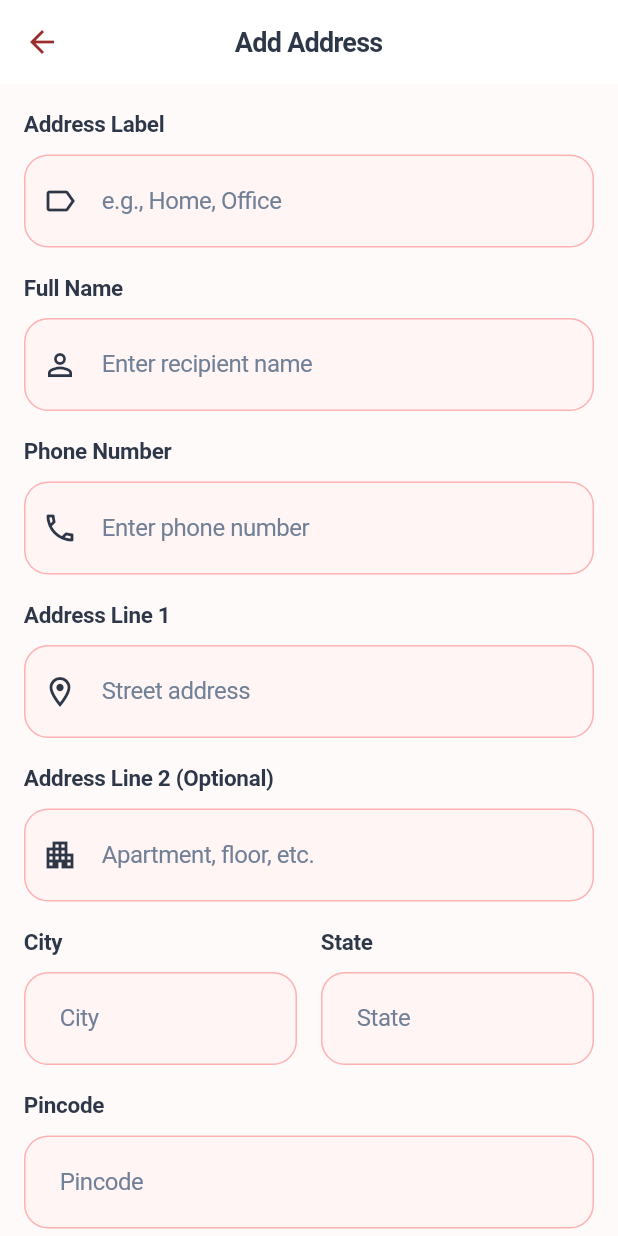
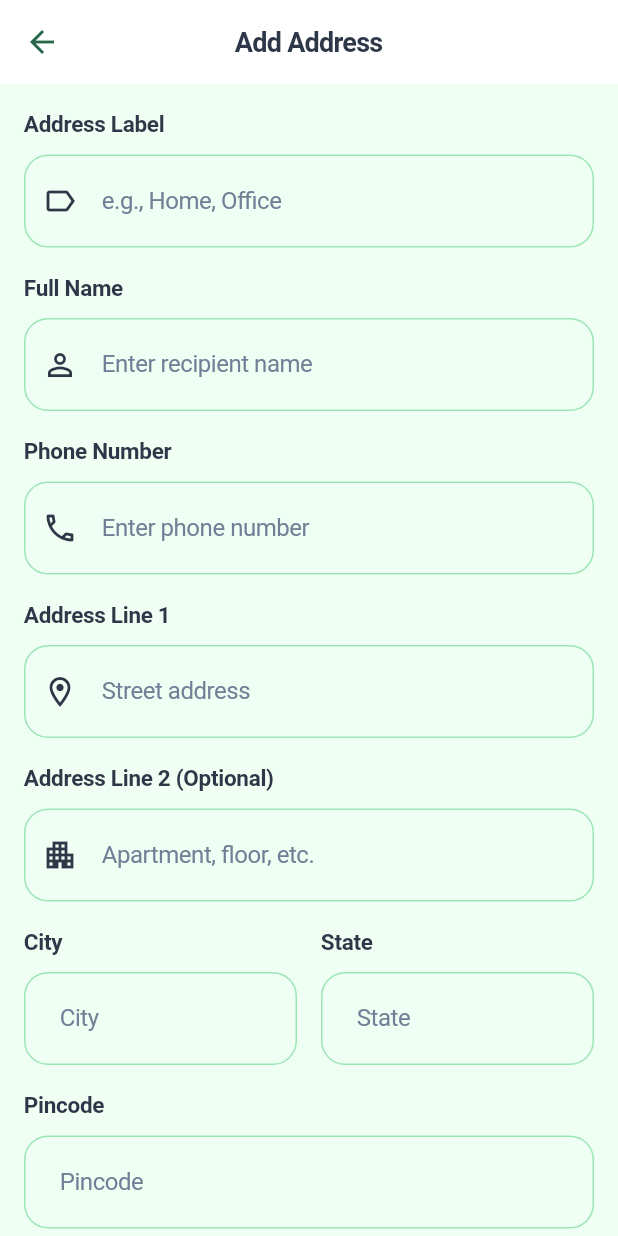
Before and after one commit to rohitsharma342/fnp, a Flutter app: the AddAddressScreen screen opened by its route, on a phone screen of 412 x 824 dp. Run offline on Flutter 3.47's test engine with Material 3 defaults, Android fonts, the phone set to English and light mode, and no system bars; our stand-ins replace cached_network_image, smooth_page_indicator; network calls fail; Roboto replaces fonts that are missing (SF Pro Display).

Commit message:
Updated project for fnp

```diff
--- a/lib/config/theme.dart
+++ b/lib/config/theme.dart
@@ -2,32 +2,32 @@ import 'package:flutter/material.dart';
 import 'package:flutter/services.dart';
 
 class AppTheme {
-  // Primary red color palette - Enhanced red theme
-  static const Color primaryColor = Color(0xFFE53E3E); // Vibrant red
-  static const Color secondaryColor = Color(0xFFFC8181); // Lighter red
-  static const Color accentColor = Color(0xFFFED7D7); // Very light red
-  static const Color backgroundColor = Color(0xFFFFFAFA); // Warm white
+  // Primary green color palette - Enhanced green theme
+  static const Color primaryColor = Color(0xFF38A169); // Vibrant green
+  static const Color secondaryColor = Color(0xFF68D391); // Lighter green
+  static const Color accentColor = Color(0xFFC6F6D5); // Very light green
+  static const Color backgroundColor = Color(0xFFF0FFF4); // Warm white with green tint
   static const Color surfaceColor = Colors.white;
   static const Color textPrimary = Color(0xFF2D3748); // Dark gray
   static const Color textSecondary = Color(0xFF718096); // Medium gray
   static const Color successColor = Color(0xFF38A169); // Green
   static const Color errorColor = Color(0xFFE53E3E); // Red for errors
   static const Color warningColor = Color(0xFFD69E2E); // Amber
-  static const Color darkRed = Color(0xFF9B2C2C); // Dark red
-  static const Color lightRed = Color(0xFFFFF5F5); // Very light red background
-  static const Color mediumRed = Color(0xFFE53E3E); // Medium red
+  static const Color darkGreen = Color(0xFF276749); // Dark green
+  static const Color lightGreen = Color(0xFFF0FFF4); // Very light green background
+  static const Color mediumGreen = Color(0xFF38A169); // Medium green
 
-  // Enhanced red shades for variety
-  static const Color redShade50 = Color(0xFFFFF5F5);
-  static const Color redShade100 = Color(0xFFFED7D7);
-  static const Color redShade200 = Color(0xFFFEB2B2);
-  static const Color redShade300 = Color(0xFFFC8181);
-  static const Color redShade400 = Color(0xFFF56565);
-  static const Color redShade500 = Color(0xFFE53E3E);
-  static const Color redShade600 = Color(0xFFC53030);
-  static const Color redShade700 = Color(0xFF9B2C2C);
-  static const Color redShade800 = Color(0xFF822727);
-  static const Color redShade900 = Color(0xFF63171B);
+  // Enhanced green shades for variety
+  static const Color greenShade50 = Color(0xFFF0FFF4);
+  static const Color greenShade100 = Color(0xFFC6F6D5);
+  static const Color greenShade200 = Color(0xFF9AE6B4);
+  static const Color greenShade300 = Color(0xFF68D391);
+  static const Color greenShade400 = Color(0xFF48BB78);
+  static const Color greenShade500 = Color(0xFF38A169);
+  static const Color greenShade600 = Color(0xFF2F855A);
+  static const Color greenShade700 = Color(0xFF276749);
+  static const Color greenShade800 = Color(0xFF22543D);
+  static const Color greenShade900 = Color(0xFF1C4532);
 
   static ThemeData lightTheme = ThemeData(
     useMaterial3: true,
@@ -42,11 +42,11 @@ class AppTheme {
       onSurface: textPrimary,
       onBackground: textPrimary,
       tertiary: accentColor,
-      outline: darkRed,
-      primaryContainer: redShade100,
-      onPrimaryContainer: redShade800,
-      secondaryContainer: redShade50,
-      onSecondaryContainer: redShade700,
+      outline: darkGreen,
+      primaryContainer: greenShade100,
+      onPrimaryContainer: greenShade800,
+      secondaryContainer: greenShade50,
+      onSecondaryContainer: greenShade700,
     ),
     scaffoldBackgroundColor: backgroundColor,
     fontFamily: 'SF Pro Display', // iOS-style font
@@ -63,7 +63,7 @@ class AppTheme {
         letterSpacing: -0.5,
       ),
       iconTheme: const IconThemeData(
-        color: darkRed,
+        color: darkGreen,
         size: 24,
       ),
       systemOverlayStyle: const SystemUiOverlayStyle(
@@ -91,8 +91,8 @@ class AppTheme {
     ),
     outlinedButtonTheme: OutlinedButtonThemeData(
       style: OutlinedButton.styleFrom(
-        foregroundColor: darkRed,
-        side: const BorderSide(color: darkRed, width: 2),
+        foregroundColor: darkGreen,
+        side: const BorderSide(color: darkGreen, width: 2),
         padding: const EdgeInsets.symmetric(horizontal: 32, vertical: 16),
         shape: RoundedRectangleBorder(
           borderRadius: BorderRadius.circular(16),
@@ -107,7 +107,7 @@ class AppTheme {
     ),
     textButtonTheme: TextButtonThemeData(
       style: TextButton.styleFrom(
-        foregroundColor: darkRed,
+        foregroundColor: darkGreen,
         padding: const EdgeInsets.symmetric(horizontal: 24, vertical: 12),
         textStyle: const TextStyle(
           fontSize: 16,
@@ -121,15 +121,15 @@ class AppTheme {
     ),
     inputDecorationTheme: InputDecorationTheme(
       filled: true,
-      fillColor: redShade50,
+      fillColor: greenShade50,
       contentPadding: const EdgeInsets.symmetric(horizontal: 20, vertical: 18),
       border: OutlineInputBorder(
         borderRadius: BorderRadius.circular(16),
-        borderSide: BorderSide(color: redShade200),
+        borderSide: BorderSide(color: greenShade200),
       ),
       enabledBorder: OutlineInputBorder(
         borderRadius: BorderRadius.circular(16),
-        borderSide: BorderSide(color: redShade200),
+        borderSide: BorderSide(color: greenShade200),
       ),
       focusedBorder: OutlineInputBorder(
         borderRadius: BorderRadius.circular(16),
@@ -149,7 +149,7 @@ class AppTheme {
         fontWeight: FontWeight.w400,
       ),
       labelStyle: TextStyle(
-        color: darkRed,
+        color: darkGreen,
         fontSize: 16,
         fontWeight: FontWeight.w500,
       ),
@@ -160,7 +160,7 @@ class AppTheme {
       shadowColor: primaryColor.withOpacity(0.1),
       shape: RoundedRectangleBorder(
         borderRadius: BorderRadius.circular(20),
-        side: BorderSide(color: redShade100, width: 1),
+        side: BorderSide(color: greenShade100, width: 1),
       ),
       margin: const EdgeInsets.symmetric(horizontal: 6, vertical: 6),
     ),
@@ -182,10 +182,10 @@ class AppTheme {
       ),
     ),
     chipTheme: ChipThemeData(
-      backgroundColor: redShade50,
-      selectedColor: redShade300,
+      backgroundColor: greenShade50,
+      selectedColor: greenShade300,
       labelStyle: TextStyle(
-        color: darkRed,
+        color: darkGreen,
         fontWeight: FontWeight.w500,
         fontSize: 14,
       ),
@@ -197,7 +197,7 @@ class AppTheme {
       shape: RoundedRectangleBorder(
         borderRadius: BorderRadius.circular(28),
       ),
-      side: BorderSide(color: redShade300, width: 1.5),
+      side: BorderSide(color: greenShade300, width: 1.5),
       elevation: 1,
       pressElevation: 2,
     ),
@@ -248,10 +248,10 @@ class AppTheme {
     ),
     sliderTheme: SliderThemeData(
       activeTrackColor: primaryColor,
-      inactiveTrackColor: redShade200,
-      thumbColor: darkRed,
+      inactiveTrackColor: greenShade200,
+      thumbColor: darkGreen,
       overlayColor: primaryColor.withOpacity(0.2),
-      valueIndicatorColor: darkRed,
+      valueIndicatorColor: darkGreen,
       valueIndicatorTextStyle: const TextStyle(
         color: Colors.white,
         fontWeight: FontWeight.w600,
@@ -259,11 +259,11 @@ class AppTheme {
     ),
     progressIndicatorTheme: ProgressIndicatorThemeData(
       color: primaryColor,
-      linearTrackColor: redShade200,
-      circularTrackColor: redShade200,
+      linearTrackColor: greenShade200,
+      circularTrackColor: greenShade200,
     ),
     snackBarTheme: SnackBarThemeData(
-      backgroundColor: darkRed,
+      backgroundColor: darkGreen,
       contentTextStyle: const TextStyle(
         color: Colors.white,
         fontWeight: FontWeight.w500,
@@ -274,18 +274,18 @@ class AppTheme {
       ),
       behavior: SnackBarBehavior.floating,
       elevation: 6,
-      actionTextColor: redShade200,
+      actionTextColor: greenShade200,
     ),
     dividerTheme: DividerThemeData(
-      color: redShade200,
+      color: greenShade200,
       thickness: 1,
       space: 1,
     ),
     listTileTheme: ListTileThemeData(
-      iconColor: darkRed,
+      iconColor: darkGreen,
       textColor: textPrimary,
       tileColor: surfaceColor,
-      selectedTileColor: redShade50,
+      selectedTileColor: greenShade50,
       selectedColor: primaryColor,
       shape: RoundedRectangleBorder(
         borderRadius: BorderRadius.circular(14),
@@ -340,7 +340,7 @@ class AppTheme {
       ),
     ),
     iconTheme: IconThemeData(
-      color: darkRed,
+      color: darkGreen,
       size: 24,
     ),
     primaryIconTheme: IconThemeData(
@@ -433,14 +433,14 @@ class AppTheme {
         height: 1.4,
       ),
       labelLarge: TextStyle(
-        color: darkRed,
+        color: darkGreen,
         fontSize: 15,
         fontWeight: FontWeight.w600,
         letterSpacing: -0.2,
         height: 1.4,
       ),
       labelMedium: TextStyle(
-        color: darkRed,
+        color: darkGreen,
         fontSize: 13,
         fontWeight: FontWeight.w500,
         letterSpacing: -0.1,
@@ -456,85 +456,85 @@ class AppTheme {
     ),
   );
 
-  // Enhanced dark theme with red accents
+  // Enhanced dark theme with green accents
   static ThemeData darkTheme = ThemeData(
     useMaterial3: true,
     brightness: Brightness.dark,
     colorScheme: ColorScheme.dark(
-      primary: redShade400,
-      secondary: redShade300,
+      primary: greenShade400,
+      secondary: greenShade300,
       surface: const Color(0xFF1A1A1A),
       background: const Color(0xFF0F0F0F),
-      error: redShade400,
+      error: errorColor,
       onPrimary: Colors.white,
       onSecondary: Colors.white,
       onSurface: Colors.white,
       onBackground: Colors.white,
-      tertiary: redShade900,
-      outline: redShade300,
-      primaryContainer: redShade800,
-      onPrimaryContainer: redShade100,
-      secondaryContainer: redShade900,
-      onSecondaryContainer: redShade200,
+      tertiary: greenShade900,
+      outline: greenShade300,
+      primaryContainer: greenShade800,
+      onPrimaryContainer: greenShade100,
+      secondaryContainer: greenShade900,
+      onSecondaryContainer: greenShade200,
     ),
     scaffoldBackgroundColor: const Color(0xFF0F0F0F),
     fontFamily: 'SF Pro Display',
   );
 
-  // Enhanced utility methods for red color variations
-  static Color getRedShade(int shade) {
+  // Enhanced utility methods for green color variations
+  static Color getGreenShade(int shade) {
     switch (shade) {
-      case 50: return redShade50;
-      case 100: return redShade100;
-      case 200: return redShade200;
-      case 300: return redShade300;
-      case 400: return redShade400;
-      case 500: return redShade500;
-      case 600: return redShade600;
-      case 700: return redShade700;
-      case 800: return redShade800;
-      case 900: return redShade900;
+      case 50: return greenShade50;
+      case 100: return greenShade100;
+      case 200: return greenShade200;
+      case 300: return greenShade300;
+      case 400: return greenShade400;
+      case 500: return greenShade500;
+      case 600: return greenShade600;
+      case 700: return greenShade700;
+      case 800: return greenShade800;
+      case 900: return greenShade900;
       default: return primaryColor;
     }
   }
 
-  static Color getRedWithOpacity(double opacity) {
+  static Color getGreenWithOpacity(double opacity) {
     return primaryColor.withOpacity(opacity);
   }
 
-  static LinearGradient getRedGradient() {
+  static LinearGradient getGreenGradient() {
     return LinearGradient(
-      colors: [redShade400, redShade600],
+      colors: [greenShade400, greenShade600],
       begin: Alignment.topLeft,
       end: Alignment.bottomRight,
     );
   }
 
-  static LinearGradient getLightRedGradient() {
+  static LinearGradient getLightGreenGradient() {
     return LinearGradient(
-      colors: [redShade50, redShade100],
+      colors: [greenShade50, greenShade100],
       begin: Alignment.topLeft,
       end: Alignment.bottomRight,
     );
   }
 
-  static LinearGradient getVibrantRedGradient() {
+  static LinearGradient getVibrantGreenGradient() {
     return LinearGradient(
-      colors: [redShade500, redShade700],
+      colors: [greenShade500, greenShade700],
       begin: Alignment.topCenter,
       end: Alignment.bottomCenter,
     );
   }
 
-  static LinearGradient getSubtleRedGradient() {
+  static LinearGradient getSubtleGreenGradient() {
     return LinearGradient(
-      colors: [redShade100, redShade200],
+      colors: [greenShade100, greenShade200],
       begin: Alignment.topLeft,
       end: Alignment.bottomRight,
     );
   }
 
-  static BoxShadow getRedShadow({double opacity = 0.15, double blurRadius = 8}) {
+  static BoxShadow getGreenShadow({double opacity = 0.15, double blurRadius = 8}) {
     return BoxShadow(
       color: primaryColor.withOpacity(opacity),
       blurRadius: blurRadius,
@@ -542,11 +542,59 @@ class AppTheme {
     );
   }
 
-  static BoxShadow getElevatedRedShadow() {
+  static BoxShadow getElevatedGreenShadow() {
     return BoxShadow(
       color: primaryColor.withOpacity(0.25),
       blurRadius: 12,
       offset: const Offset(0, 6),
     );
   }
+
+  // Legacy red methods for backward compatibility
+  static Color getRedShade(int shade) {
+    return getGreenShade(shade);
+  }
+
+  static Color getRedWithOpacity(double opacity) {
+    return getGreenWithOpacity(opacity);
+  }
+
+  static LinearGradient getRedGradient() {
+    return getGreenGradient();
+  }
+
+  static LinearGradient getLightRedGradient() {
+    return getLightGreenGradient();
+  }
+
+  static LinearGradient getVibrantRedGradient() {
+    return getVibrantGreenGradient();
+  }
+
+  static LinearGradient getSubtleRedGradient() {
+    return getSubtleGreenGradient();
+  }
+
+  static BoxShadow getRedShadow({double opacity = 0.15, double blurRadius = 8}) {
+    return getGreenShadow(opacity: opacity, blurRadius: blurRadius);
+  }
+
+  static BoxShadow getElevatedRedShadow() {
+    return getElevatedGreenShadow();
+  }
+
+  // Legacy red color constants for backward compatibility
+  static const Color redShade50 = greenShade50;
+  static const Color redShade100 = greenShade100;
+  static const Color redShade200 = greenShade200;
+  static const Color redShade300 = greenShade300;
+  static const Color redShade400 = greenShade400;
+  static const Color redShade500 = greenShade500;
+  static const Color redShade600 = greenShade600;
+  static const Color redShade700 = greenShade700;
+  static const Color redShade800 = greenShade800;
+  static const Color redShade900 = greenShade900;
+  static const Color darkRed = darkGreen;
+  static const Color lightRed = lightGreen;
+  static const Color mediumRed = mediumGreen;
 }
```
